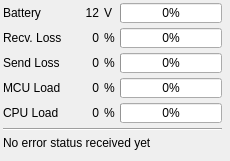
Old version of the form src/ui/UASInfo.ui in the repository mpaperno/qgroundcontrol_aq.
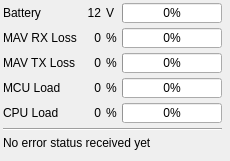
New version of the form.

Diff of the .ui file:
```diff
--- a/src/ui/UASInfo.ui
+++ b/src/ui/UASInfo.ui
@@ -118,7 +118,7 @@
    <item row="1" column="0">
     <widget class="QLabel" name="label_2">
      <property name="text">
-      <string>Recv. Loss</string>
+      <string>MAV RX Loss</string>
      </property>
     </widget>
    </item>
@@ -204,7 +204,7 @@
    <item row="2" column="0">
     <widget class="QLabel" name="label_6">
      <property name="text">
-      <string>Send Loss</string>
+      <string>MAV TX Loss</string>
      </property>
     </widget>
    </item>
```
